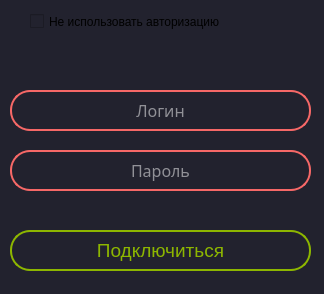
sor88/rdpoverssh, file client/desing/проба.ui: the form before one commit.
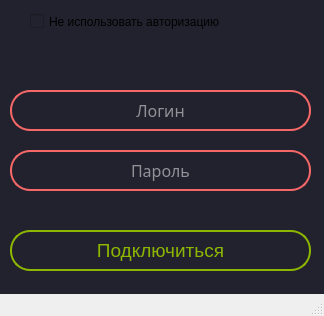
The form after the commit. Icons and pictures are not drawn.

Diff of the .ui file:
```diff
--- a/client/desing/проба.ui
+++ b/client/desing/проба.ui
@@ -7,7 +7,7 @@
     <x>0</x>
     <y>0</y>
     <width>324</width>
-    <height>294</height>
+    <height>316</height>
    </rect>
   </property>
   <property name="windowTitle">
@@ -535,6 +535,7 @@
     </property>
    </widget>
   </widget>
+  <widget class="QStatusBar" name="statusBar"/>
  </widget>
  <resources>
   <include location="main.qrc"/>
```
